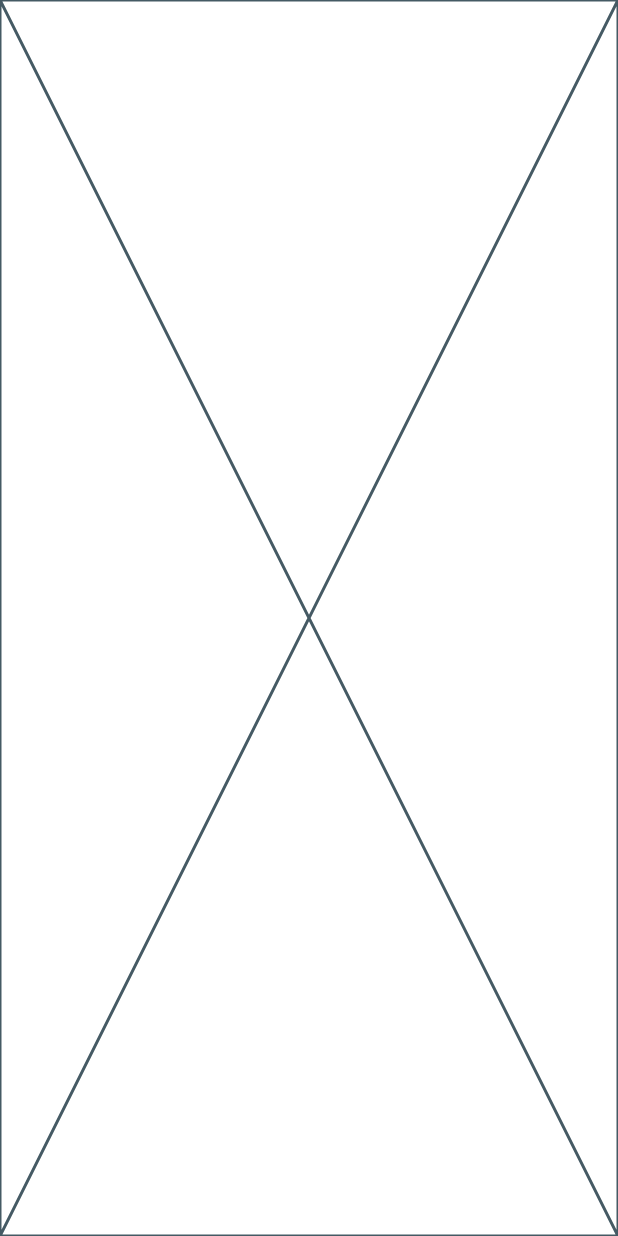
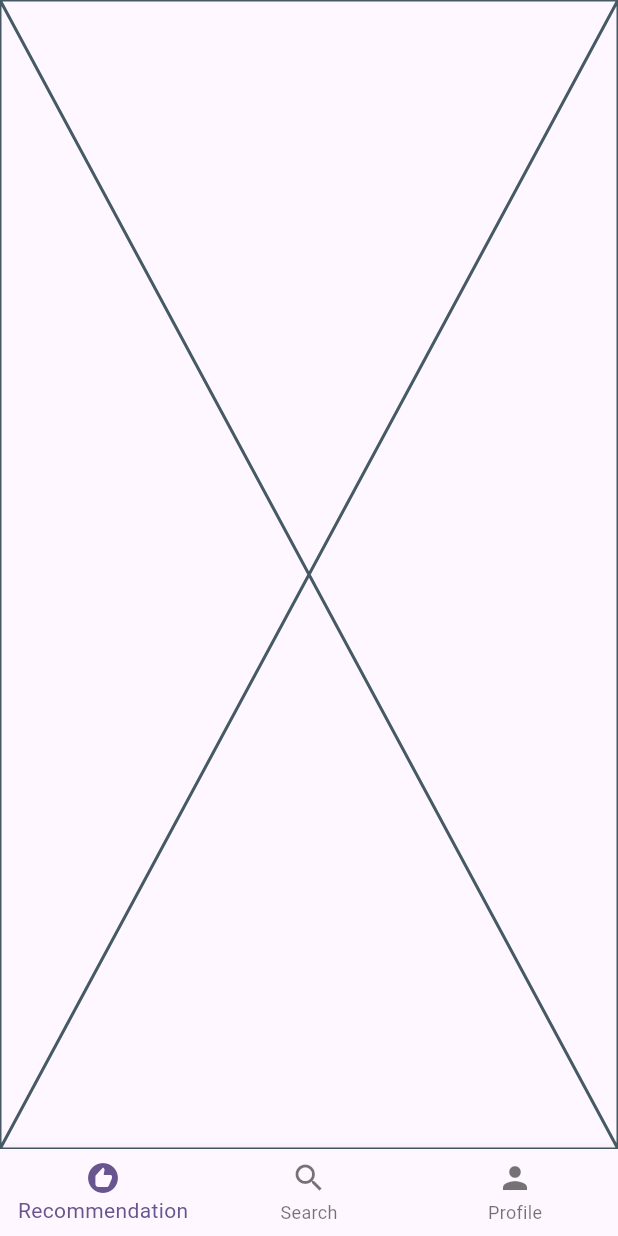
Before and after one commit to roberika/anime_recommender_system, a Flutter app: the screen it shows after launch, on a phone screen of 412 x 824 dp. Run offline on Flutter 3.47's test engine with Material 3 defaults, Android fonts, the phone set to English and light mode, and no system bars; our stand-ins replace animated_splash_screen.

Commit message:
Finished main screen

```diff
--- a/lib/main.dart
+++ b/lib/main.dart
@@ -1,5 +1,8 @@
 import 'package:animated_splash_screen/animated_splash_screen.dart';
 import 'package:flutter/material.dart';
+import 'package:rkmdaa/screens/profile_screen.dart';
+import 'package:rkmdaa/screens/recommendation_screen.dart';
+import 'package:rkmdaa/screens/search_screen.dart';
 
 void main() {
   runApp(const MyApp());
@@ -41,8 +44,30 @@ class MainScreen extends StatefulWidget {
 }
 
 class _MainScreenState extends State<MainScreen> {
+  final List<Widget> _children = [
+    RecommendationScreen(),
+    SearchScreen(),
+    ProfileScreen(),
+  ];
+  int _currentIndex = 0;
+
   @override
   Widget build(BuildContext context) {
-    return const Placeholder();
+    return Scaffold(
+      body: _children[_currentIndex],
+      bottomNavigationBar: BottomNavigationBar(
+        currentIndex: _currentIndex,
+        onTap: (index){
+          setState(() {
+            _currentIndex = index;
+          });
+        },
+        items: [
+          BottomNavigationBarItem(icon: Icon(Icons.recommend), label: "Recommendation"),
+          BottomNavigationBarItem(icon: Icon(Icons.search), label: "Search"),
+          BottomNavigationBarItem(icon: Icon(Icons.person), label: "Profile"),
+        ],
+      ),
+    );
   }
 }
--- /dev/null
+++ b/lib/models/user.dart
@@ -0,0 +1,3 @@
+class User {
+  String username;
+}
--- /dev/null
+++ b/lib/screens/recommendation_screen.dart
@@ -0,0 +1,15 @@
+import 'package:flutter/material.dart';
+
+class RecommendationScreen extends StatefulWidget {
+  const RecommendationScreen({super.key});
+
+  @override
+  State<RecommendationScreen> createState() => _RecommendationScreenState();
+}
+
+class _RecommendationScreenState extends State<RecommendationScreen> {
+  @override
+  Widget build(BuildContext context) {
+    return const Placeholder();
+  }
+}
```
Also changed, not shown: lib/screens/anime_detail_screen.dart (added, +15 -0 lines), lib/screens/profile_screen.dart (added, +15 -0 lines), lib/screens/search_screen.dart (added, +15 -0 lines), lib/models/anime.dart (added), lib/models/anime_detail.dart (added).
